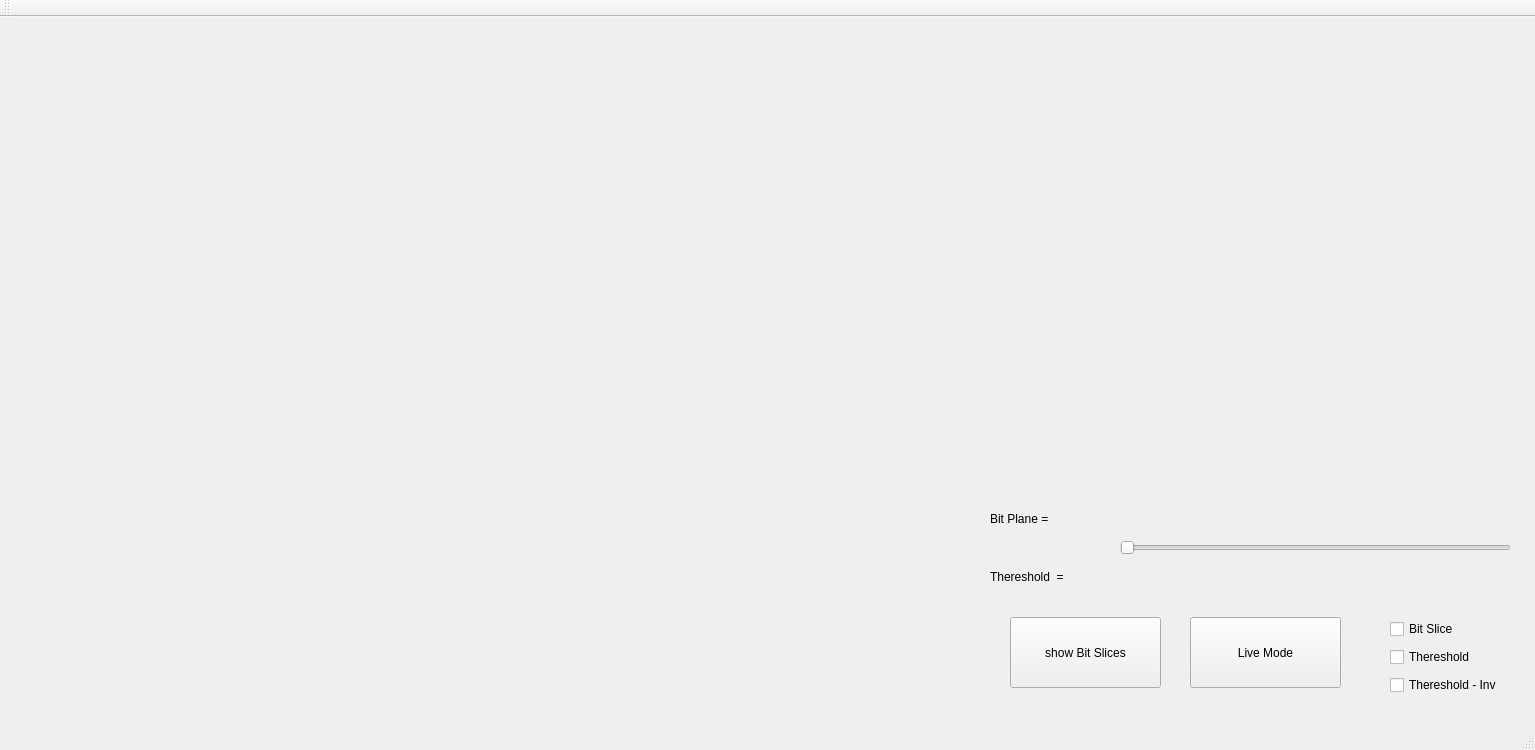
Before: the Qt Designer form mainwindow.ui in Erfan-ram/bit-plane-slicing-qt, drawn with Qt 5.
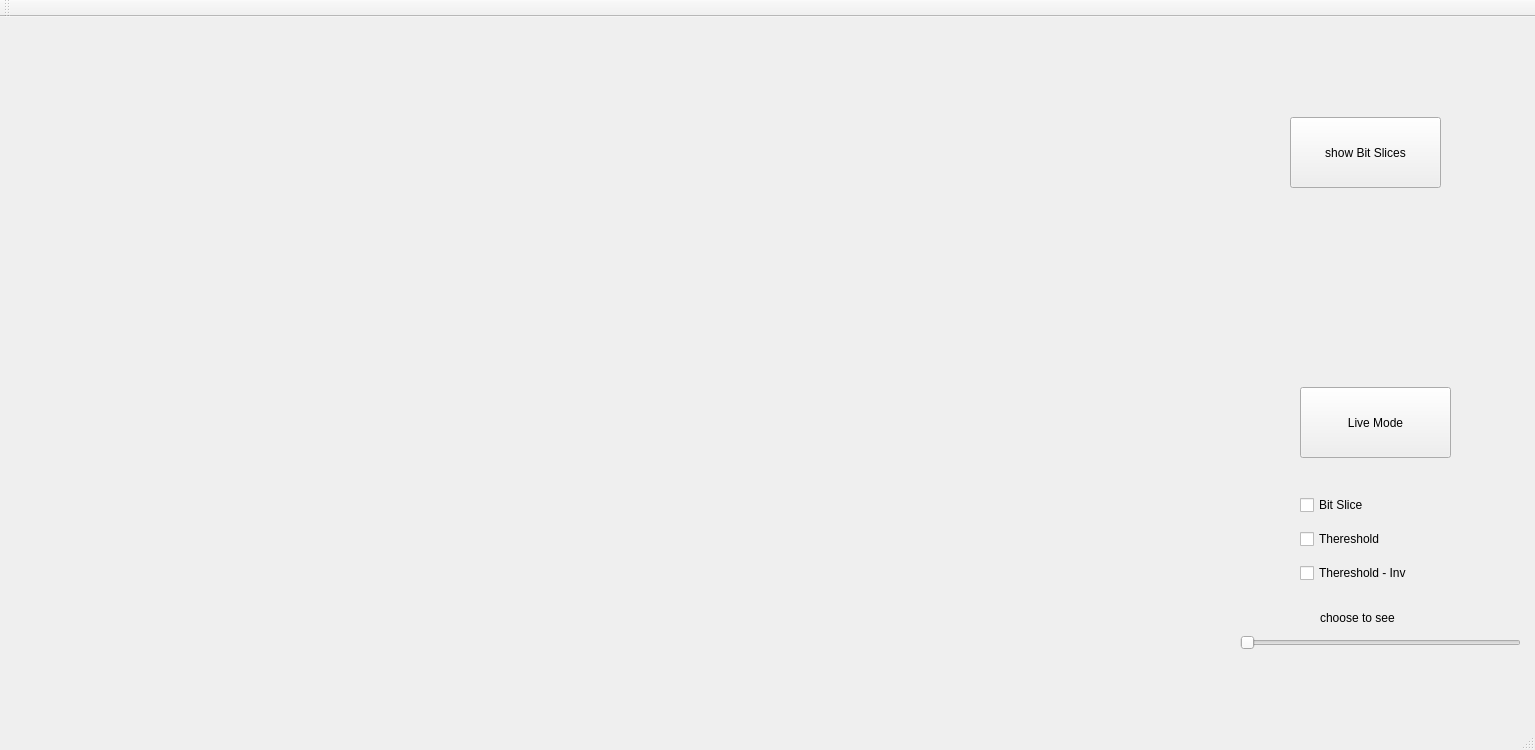
After: the same form once the commit is applied.

Patch:
```diff
--- a/mainwindow.ui
+++ b/mainwindow.ui
@@ -29,8 +29,8 @@
    <widget class="QPushButton" name="BitPlane">
     <property name="geometry">
      <rect>
-      <x>1010</x>
-      <y>600</y>
+      <x>1290</x>
+      <y>100</y>
       <width>151</width>
       <height>71</height>
      </rect>
@@ -46,9 +46,9 @@
     <property name="geometry">
      <rect>
       <x>10</x>
-      <y>20</y>
-      <width>971</width>
-      <height>631</height>
+      <y>0</y>
+      <width>1221</width>
+      <height>681</height>
      </rect>
     </property>
     <layout class="QVBoxLayout" name="verticalLayout">
@@ -130,8 +130,8 @@
    <widget class="QPushButton" name="LIveBut">
     <property name="geometry">
      <rect>
-      <x>1190</x>
-      <y>600</y>
+      <x>1300</x>
+      <y>370</y>
       <width>151</width>
       <height>71</height>
      </rect>
@@ -146,10 +146,10 @@
    <widget class="QLabel" name="webcamlab">
     <property name="geometry">
      <rect>
-      <x>1030</x>
-      <y>20</y>
-      <width>441</width>
-      <height>421</height>
+      <x>10</x>
+      <y>0</y>
+      <width>1221</width>
+      <height>681</height>
      </rect>
     </property>
     <property name="text">
@@ -159,39 +159,10 @@
    <widget class="QWidget" name="layoutWidget">
     <property name="geometry">
      <rect>
-      <x>990</x>
-      <y>480</y>
-      <width>141</width>
-      <height>101</height>
-     </rect>
-    </property>
-    <layout class="QVBoxLayout" name="verticalLayout_3">
-     <property name="spacing">
-      <number>15</number>
-     </property>
-     <item>
-      <widget class="QLabel" name="bitlabel">
-       <property name="text">
-        <string>Bit Plane =</string>
-       </property>
-      </widget>
-     </item>
-     <item>
-      <widget class="QLabel" name="threshlabel">
-       <property name="text">
-        <string>Thereshold  =</string>
-       </property>
-      </widget>
-     </item>
-    </layout>
-   </widget>
-   <widget class="QWidget" name="layoutWidget">
-    <property name="geometry">
-     <rect>
-      <x>1390</x>
-      <y>600</y>
+      <x>1300</x>
+      <y>470</y>
       <width>140</width>
-      <height>83</height>
+      <height>104</height>
      </rect>
     </property>
     <layout class="QVBoxLayout" name="verticalLayout_4">
@@ -221,16 +192,29 @@
    <widget class="QSlider" name="slidebar">
     <property name="geometry">
      <rect>
-      <x>1120</x>
-      <y>500</y>
-      <width>391</width>
-      <height>61</height>
+      <x>1240</x>
+      <y>600</y>
+      <width>281</width>
+      <height>51</height>
      </rect>
     </property>
     <property name="orientation">
      <enum>Qt::Horizontal</enum>
     </property>
    </widget>
+   <widget class="QLabel" name="bitlabel">
+    <property name="geometry">
+     <rect>
+      <x>1320</x>
+      <y>580</y>
+      <width>139</width>
+      <height>42</height>
+     </rect>
+    </property>
+    <property name="text">
+     <string>choose to see</string>
+    </property>
+   </widget>
   </widget>
   <widget class="QMenuBar" name="menubar">
    <property name="geometry">
```
